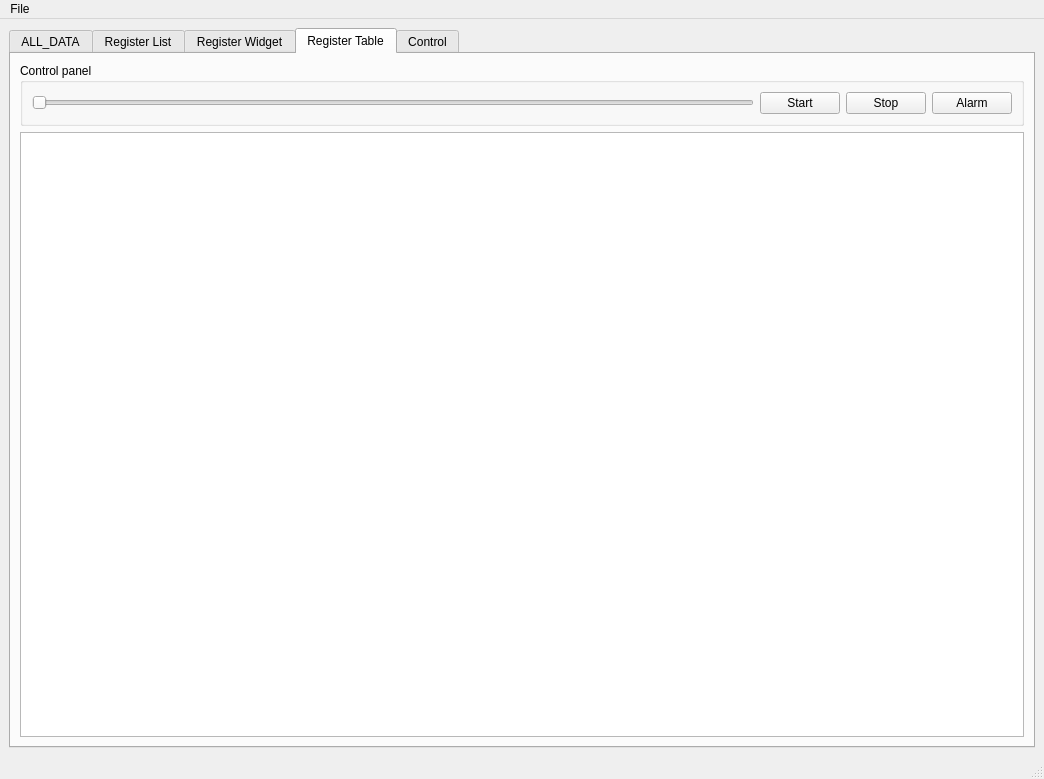
Old version of the form mainwindow.ui in the repository totktobroditvokrug/EL205-QT.
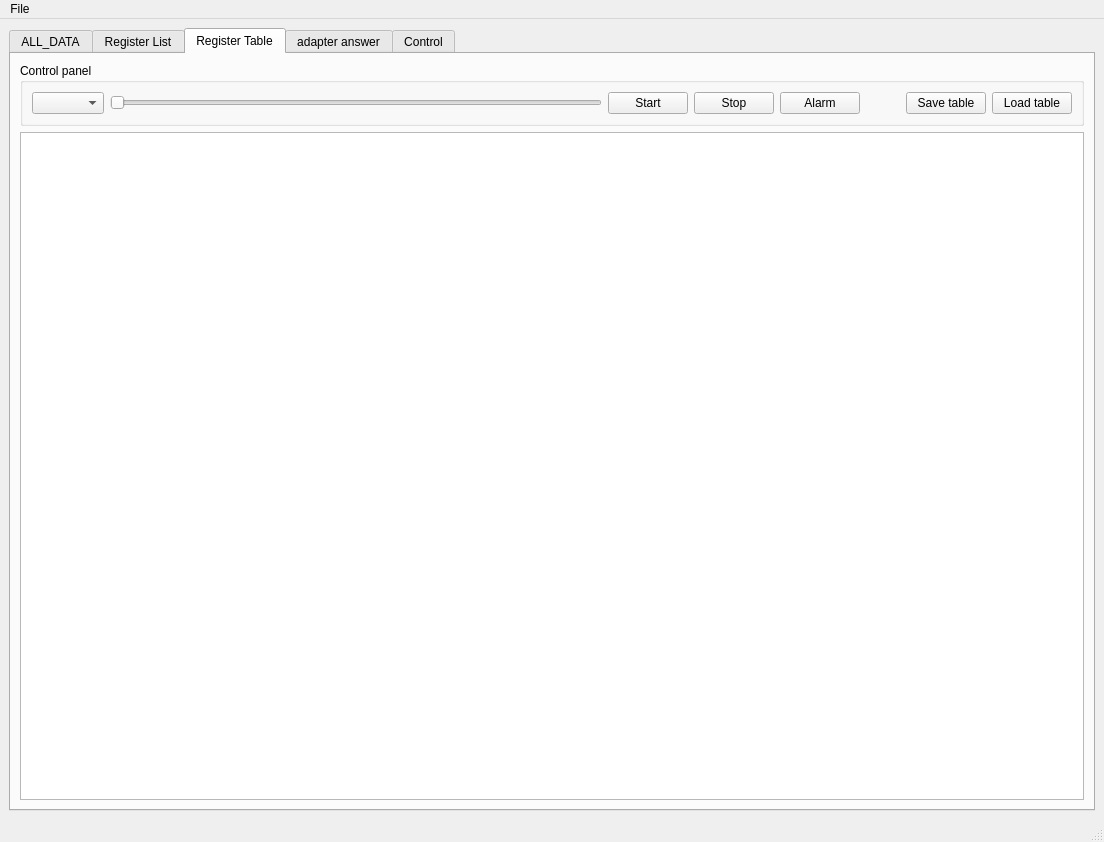
New version of the form. The open tabs and pages were chosen to show the change.

```diff
--- a/mainwindow.ui
+++ b/mainwindow.ui
@@ -6,8 +6,8 @@
    <rect>
     <x>0</x>
     <y>0</y>
-    <width>1044</width>
-    <height>779</height>
+    <width>1104</width>
+    <height>842</height>
    </rect>
   </property>
   <property name="windowTitle">
@@ -672,21 +672,6 @@
         </property>
        </widget>
       </widget>
-      <widget class="QWidget" name="tab_4">
-       <attribute name="title">
-        <string>Register Widget</string>
-       </attribute>
-       <widget class="QTextEdit" name="textEdit_regDisplay">
-        <property name="geometry">
-         <rect>
-          <x>30</x>
-          <y>20</y>
-          <width>901</width>
-          <height>581</height>
-         </rect>
-        </property>
-       </widget>
-      </widget>
       <widget class="QWidget" name="tab_5">
        <attribute name="title">
         <string>Register Table</string>
@@ -694,12 +679,27 @@
        <layout class="QVBoxLayout" name="verticalLayout_4">
         <item>
          <widget class="QGroupBox" name="groupBox_3">
+          <property name="sizePolicy">
+           <sizepolicy hsizetype="Preferred" vsizetype="Preferred">
+            <horstretch>0</horstretch>
+            <verstretch>0</verstretch>
+           </sizepolicy>
+          </property>
           <property name="title">
            <string>Control panel</string>
           </property>
           <layout class="QHBoxLayout" name="horizontalLayout">
+           <item>
+            <widget class="QComboBox" name="comboBox_register"/>
+           </item>
            <item>
             <widget class="QSlider" name="horizontalSlider">
+             <property name="sizePolicy">
+              <sizepolicy hsizetype="Minimum" vsizetype="Fixed">
+               <horstretch>200</horstretch>
+               <verstretch>0</verstretch>
+              </sizepolicy>
+             </property>
              <property name="orientation">
               <enum>Qt::Horizontal</enum>
              </property>
@@ -726,14 +726,41 @@
              </property>
             </widget>
            </item>
+           <item>
+            <spacer name="horizontalSpacer_2">
+             <property name="orientation">
+              <enum>Qt::Horizontal</enum>
+             </property>
+             <property name="sizeHint" stdset="0">
+              <size>
+               <width>40</width>
+               <height>20</height>
+              </size>
+             </property>
+            </spacer>
+           </item>
+           <item>
+            <widget class="QPushButton" name="pushButton_saveTable">
+             <property name="text">
+              <string>Save table</string>
+             </property>
+            </widget>
+           </item>
+           <item>
+            <widget class="QPushButton" name="pushButton_loadTable">
+             <property name="text">
+              <string>Load table</string>
+             </property>
+            </widget>
+           </item>
           </layout>
          </widget>
         </item>
         <item>
          <widget class="QTableWidget" name="tableRegister">
           <property name="sizePolicy">
-           <sizepolicy hsizetype="Expanding" vsizetype="Expanding">
-            <horstretch>0</horstretch>
+           <sizepolicy hsizetype="Minimum" vsizetype="Expanding">
+            <horstretch>150</horstretch>
             <verstretch>0</verstretch>
            </sizepolicy>
           </property>
@@ -741,6 +768,21 @@
         </item>
        </layout>
       </widget>
+      <widget class="QWidget" name="tab_4">
+       <attribute name="title">
+        <string>adapter answer</string>
+       </attribute>
+       <widget class="QTextEdit" name="textEdit_adapterAnswer">
+        <property name="geometry">
+         <rect>
+          <x>10</x>
+          <y>10</y>
+          <width>681</width>
+          <height>721</height>
+         </rect>
+        </property>
+       </widget>
+      </widget>
       <widget class="QWidget" name="tab">
        <attribute name="title">
         <string>Control</string>
@@ -801,7 +843,7 @@
     <rect>
      <x>0</x>
      <y>0</y>
-     <width>1044</width>
+     <width>1104</width>
      <height>26</height>
     </rect>
    </property>
```
Left out of the diff: 2 changed lines with no effect on the pictures.
